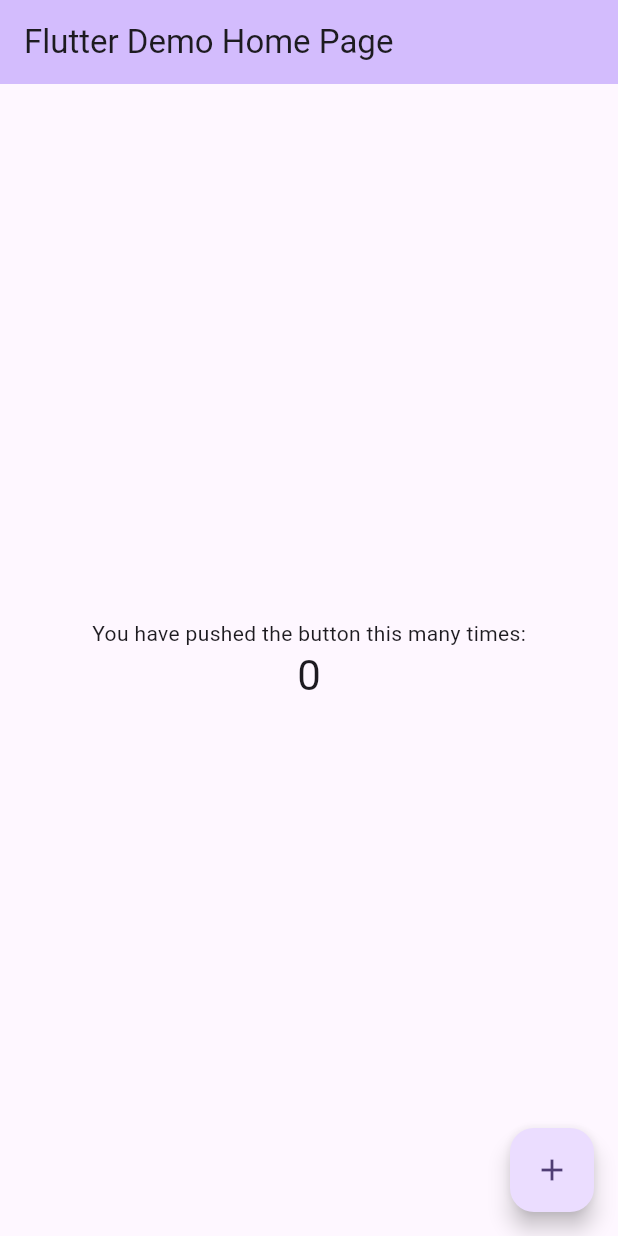
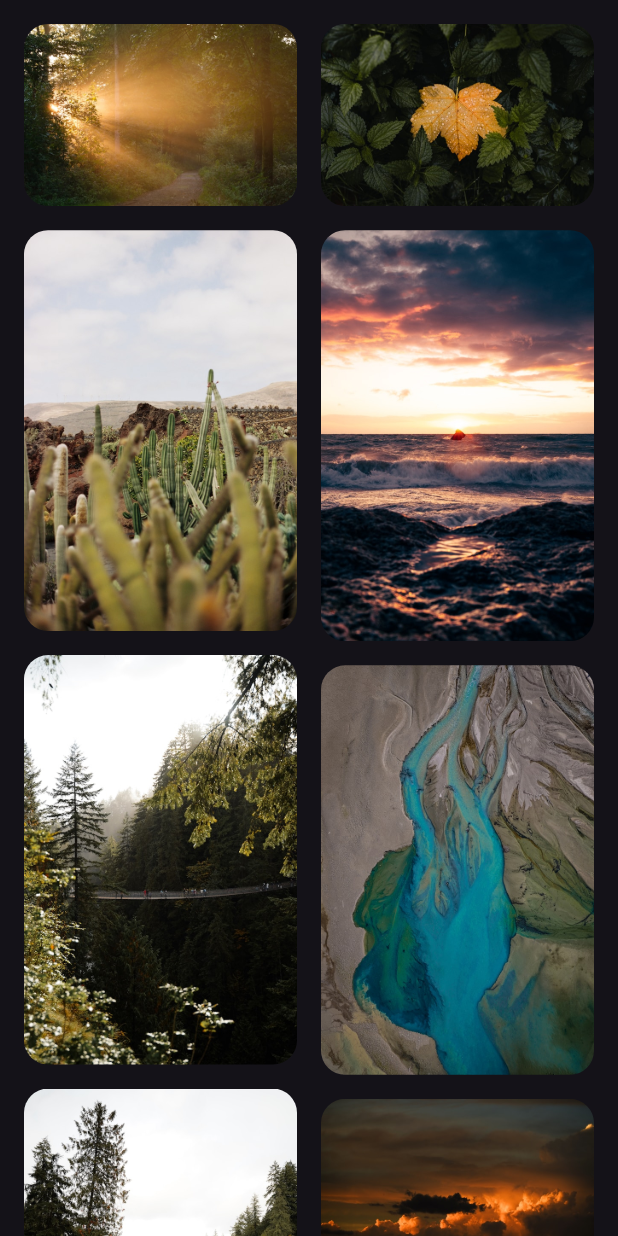
Before and after one commit to architxkumar/image_grid_layout, a Flutter app: the screen it shows after launch, on a phone screen of 412 x 824 dp. Run offline on Flutter 3.47's test engine with Material 3 defaults, Android fonts, the light colour scheme and no system bars.

Commit message:
feat: add responsive layout grid

```diff
--- /dev/null
+++ b/lib/image_metadata.dart
@@ -0,0 +1,69 @@
+class ImageMetadata {
+  final String url;
+  final String altText;
+
+  ImageMetadata(this.url, this.altText);
+}
+
+final List<ImageMetadata> images = [
+  ImageMetadata(
+    'assets/image-1.jpg',
+    'Sunlight streaming through trees along a misty forest path, creating golden rays of light through the canopy',
+  ),
+  ImageMetadata(
+    'assets/image-2.jpg',
+    'A single orange autumn leaf covered in water droplets resting on dark green foliage',
+  ),
+  ImageMetadata(
+    'assets/image-3.jpg',
+    'Tall green cacti growing among volcanic rock formations in an arid desert landscape under cloudy skies',
+  ),
+  ImageMetadata(
+    'assets/image-4.jpg',
+    'Ocean waves rolling onto shore at sunset with dramatic orange and purple clouds above the horizon',
+  ),
+  ImageMetadata(
+    'assets/image-5.jpg',
+    'A suspension bridge spanning across a forested canyon with tall evergreen trees and misty atmosphere',
+  ),
+  ImageMetadata(
+    'assets/image-6.jpg',
+    'Aerial view of a turquoise glacial river winding through gray sediment and rock formations',
+  ),
+  ImageMetadata(
+    'assets/image-7.jpg',
+    'A rocky stream flowing through a dense coniferous forest under overcast skies',
+  ),
+  ImageMetadata(
+    'assets/image-8.jpg',
+    'Dramatic storm clouds at sunset with dark gray formations illuminated by orange and golden light',
+  ),
+  ImageMetadata(
+    'assets/image-9.jpg',
+    'Tall tree trunks in a misty redwood or sequoia forest with soft diffused light filtering through',
+  ),
+  ImageMetadata(
+    'assets/image-10.jpg',
+    'Natural rock arch formation over turquoise tidal pools on a volcanic coastline at dusk',
+  ),
+  ImageMetadata(
+    'assets/image-11.jpg',
+    'Aerial view of golden autumn trees lining a rural road between agricultural fields',
+  ),
+  ImageMetadata(
+    'assets/image-12.jpg',
+    'Dramatic sunburst with rays of light radiating from behind trees on a hillside silhouette',
+  ),
+  ImageMetadata(
+    'assets/image-13.jpg',
+    'Waterfall cascading through a moss-covered gorge with lush green vegetation and a wooden footbridge',
+  ),
+  ImageMetadata(
+    'assets/image-14.jpg',
+    'Volcanic eruption at night with glowing lava fountain and red-orange sky over a mountain silhouette',
+  ),
+  ImageMetadata(
+    'assets/image-15.jpg',
+    'Milky Way galaxy and aurora lights over a rocky coastal landscape with a silhouetted person standing on the cliffs',
+  ),
+];
--- a/lib/main.dart
+++ b/lib/main.dart
@@ -1,122 +1,45 @@
 import 'package:flutter/material.dart';
+import 'package:flutter_staggered_grid_view/flutter_staggered_grid_view.dart';
+import 'package:image_grid_layout/image_metadata.dart';
 
 void main() {
-  runApp(const MyApp());
+  runApp(const ImageGridApp());
 }
 
-class MyApp extends StatelessWidget {
-  const MyApp({super.key});
+class ImageGridApp extends StatelessWidget {
+  const ImageGridApp({super.key});
 
-  // This widget is the root of your application.
   @override
   Widget build(BuildContext context) {
     return MaterialApp(
-      title: 'Flutter Demo',
-      theme: ThemeData(
-        // This is the theme of your application.
-        //
-        // TRY THIS: Try running your application with "flutter run". You'll see
-        // the application has a purple toolbar. Then, without quitting the app,
-        // try changing the seedColor in the colorScheme below to Colors.green
-        // and then invoke "hot reload" (save your changes or press the "hot
-        // reload" button in a Flutter-supported IDE, or press "r" if you used
-        // the command line to start the app).
-        //
-        // Notice that the counter didn't reset back to zero; the application
-        // state is not lost during the reload. To reset the state, use hot
-        // restart instead.
-        //
-        // This works for code too, not just values: Most code changes can be
-        // tested with just a hot reload.
-        colorScheme: ColorScheme.fromSeed(seedColor: Colors.deepPurple),
+      debugShowCheckedModeBanner: false,
+      darkTheme: ThemeData.dark(),
+      themeMode: ThemeMode.dark,
+      title: 'Image Grid Layout',
+      home: Scaffold(
+        body: SafeArea(
+          child: Center(
+            child: LayoutBuilder(
+              builder: (context, constraints) {
+                final columnCount = ((constraints.maxWidth / 350).ceil()).clamp(1, 4);
+                return MasonryGridView.count(
+                  padding: const EdgeInsets.all(16.0),
+                  mainAxisSpacing: 16,
+                  crossAxisSpacing: 16,
+                  itemCount: images.length,
+                  crossAxisCount: columnCount,
+                  itemBuilder: (context, index) {
+                    return ClipRRect(
+                      borderRadius: const BorderRadius.all(Radius.circular(16.0)),
+                      child: Image.asset(images[index].url, semanticLabel: images[index].altText),
+                    );
+                  },
+                );
+              },
+            ),
+          ),
+        ),
       ),
-      home: const MyHomePage(title: 'Flutter Demo Home Page'),
     );
   }
 }
-
-class MyHomePage extends StatefulWidget {
-  const MyHomePage({super.key, required this.title});
-
-  // This widget is the home page of your application. It is stateful, meaning
-  // that it has a State object (defined below) that contains fields that affect
-  // how it looks.
-
-  // This class is the configuration for the state. It holds the values (in this
-  // case the title) provided by the parent (in this case the App widget) and
-  // used by the build method of the State. Fields in a Widget subclass are
-  // always marked "final".
-
-  final String title;
-
-  @override
-  State<MyHomePage> createState() => _MyHomePageState();
-}
-
-class _MyHomePageState extends State<MyHomePage> {
-  int _counter = 0;
-
-  void _incrementCounter() {
-    setState(() {
-      // This call to setState tells the Flutter framework that something has
-      // changed in this State, which causes it to rerun the build method below
-      // so that the display can reflect the updated values. If we changed
-      // _counter without calling setState(), then the build method would not be
-      // called again, and so nothing would appear to happen.
-      _counter++;
-    });
-  }
-
-  @override
-  Widget build(BuildContext context) {
-    // This method is rerun every time setState is called, for instance as done
-    // by the _incrementCounter method above.
-    //
-    // The Flutter framework has been optimized to make rerunning build methods
-    // fast, so that you can just rebuild anything that needs updating rather
-    // than having to individually change instances of widgets.
-    return Scaffold(
-      appBar: AppBar(
-        // TRY THIS: Try changing the color here to a specific color (to
-        // Colors.amber, perhaps?) and trigger a hot reload to see the AppBar
-        // change color while the other colors stay the same.
-        backgroundColor: Theme.of(context).colorScheme.inversePrimary,
-        // Here we take the value from the MyHomePage object that was created by
-        // the App.build method, and use it to set our appbar title.
-        title: Text(widget.title),
-      ),
-      body: Center(
-        // Center is a layout widget. It takes a single child and positions it
-        // in the middle of the parent.
-        child: Column(
-          // Column is also a layout widget. It takes a list of children and
-          // arranges them vertically. By default, it sizes itself to fit its
-          // children horizontally, and tries to be as tall as its parent.
-          //
-          // Column has various properties to control how it sizes itself and
-          // how it positions its children. Here we use mainAxisAlignment to
-          // center the children vertically; the main axis here is the vertical
-          // axis because Columns are vertical (the cross axis would be
-          // horizontal).
-          //
-          // TRY THIS: Invoke "debug painting" (choose the "Toggle Debug Paint"
-          // action in the IDE, or press "p" in the console), to see the
-          // wireframe for each widget.
-          mainAxisAlignment: MainAxisAlignment.center,
-          children: <Widget>[
-            const Text('You have pushed the button this many times:'),
-            Text(
-              '$_counter',
-              style: Theme.of(context).textTheme.headlineMedium,
-            ),
-          ],
-        ),
-      ),
-      floatingActionButton: FloatingActionButton(
-        onPressed: _incrementCounter,
-        tooltip: 'Increment',
-        child: const Icon(Icons.add),
-      ), // This trailing comma makes auto-formatting nicer for build methods.
-    );
-  }
-}
--- a/pubspec.yaml
+++ b/pubspec.yaml
@@ -14,6 +14,7 @@ dependencies:
 
 
   cupertino_icons: ^1.0.8
+  flutter_staggered_grid_view: ^0.7.0
 
 dev_dependencies:
   flutter_test:
@@ -24,3 +25,5 @@ dev_dependencies:
 flutter:
 
   uses-material-design: true
+  assets:
+    - assets/
```
Also changed, not shown: assets/image-1.jpg (added), assets/image-10.jpg (added), assets/image-11.jpg (added), assets/image-12.jpg (added), assets/image-13.jpg (added), assets/image-14.jpg (added), assets/image-15.jpg (added), assets/image-2.jpg (added), assets/image-3.jpg (added), assets/image-4.jpg (added), assets/image-5.jpg (added), assets/image-6.jpg (added), assets/image-7.jpg (added), assets/image-8.jpg (added), 2 more files.
